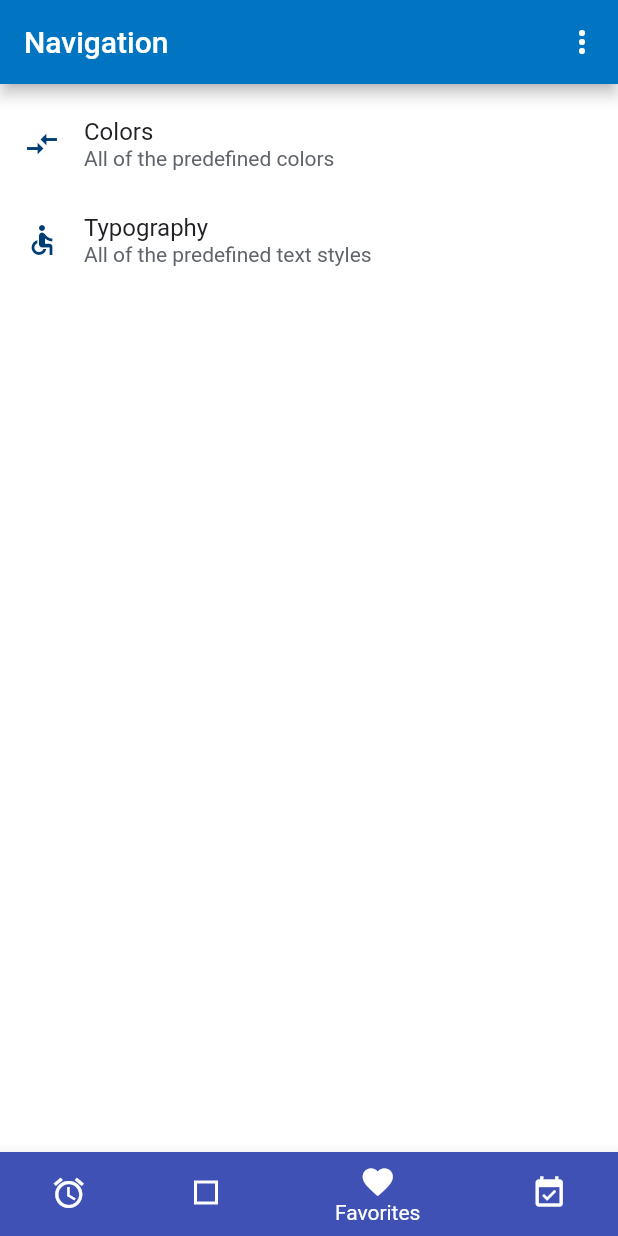
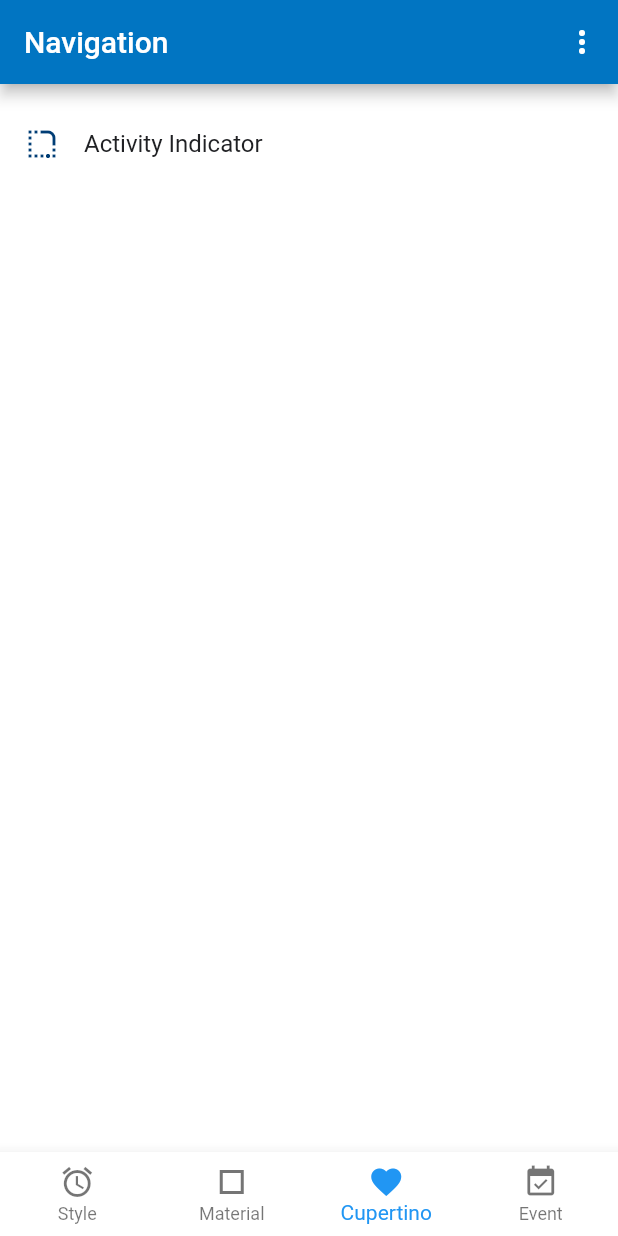
Before and after one commit to xiehui999/flutterExamples, a Flutter app: the screen it shows after launch, item 3 of the bottom bar chosen, on a phone screen of 412 x 824 dp. Run offline on Flutter 3.47's test engine with Material 2 defaults, Android fonts, the phone set to English and light mode, and no system bars; our stand-ins replace string_scanner.

Commit message:
CupertinoActivityIndicator

```diff
--- a/lib/home_bottom_navigation.dart
+++ b/lib/home_bottom_navigation.dart
@@ -100,7 +100,7 @@ class HomeTab extends StatefulWidget {
 class HomeTabState extends State<HomeTab>
     with TickerProviderStateMixin, WidgetsBindingObserver {
   int _currentIndex = 0;
-  BottomNavigationBarType _type = BottomNavigationBarType.shifting;
+  BottomNavigationBarType _type = BottomNavigationBarType.fixed;
   List<NavigationIconView> _navigationViews;
 
   @override
@@ -121,7 +121,7 @@ class HomeTabState extends State<HomeTab>
       new NavigationIconView(
           activeIcon: const Icon(Icons.favorite),
           icon: const Icon(Icons.favorite_border),
-          title: 'Favorites',
+          title: 'Cupertino',
           color: Colors.indigo,
           vsync: this),
       new NavigationIconView(
@@ -227,7 +227,7 @@ class HomeTabState extends State<HomeTab>
           )),
           new Center(
               child: new TabView(
-            itemType: ItemType.STYLES,
+            itemType: ItemType.CUPERTINO,
           )),
           new Center(
               child: new TabView(
--- a/lib/listItem.dart
+++ b/lib/listItem.dart
@@ -32,8 +32,20 @@ import 'material/expansion_panels_demo.dart';
 import 'material/text_form_field_demo.dart';
 import 'material/recorderable_demo.dart';
 
-enum ItemType { STYLES, MATERIAL }
+import 'cupertino/cupertino_activity_indicator_demo.dart';
 
+enum ItemType { STYLES, MATERIAL,CUPERTINO }
+
+final List<ListItem> cupertinoItems = <ListItem>[
+  new ListItem(
+    title: 'Activity Indicator',
+    icon: Icons.rounded_corner,
+    itemType: ItemType.CUPERTINO,
+    routeName: CupertinoProgressIndicatorDemo.routeName,
+    documentationUrl: 'https://docs.flutter.io/flutter/cupertino/CupertinoActivityIndicator-class.html',
+    buildRoute: (BuildContext context) => new CupertinoProgressIndicatorDemo(),
+  ),
+];
 final List<ListItem> items = <ListItem>[
   new ListItem(
     title: 'Colors',
@@ -305,7 +317,7 @@ final List<ListItem> items = <ListItem>[
     routeName: TooltipDemo.routeName,
     buildRoute: (BuildContext context) => TooltipDemo(),
   ),
-];
+]..addAll(cupertinoItems);
 
 class ListItem {
   const ListItem(
```
Also changed, not shown: lib/cupertino/cupertino_activity_indicator_demo.dart (added, +31 -0 lines), lib/demo.dart (+22 -1 lines).
